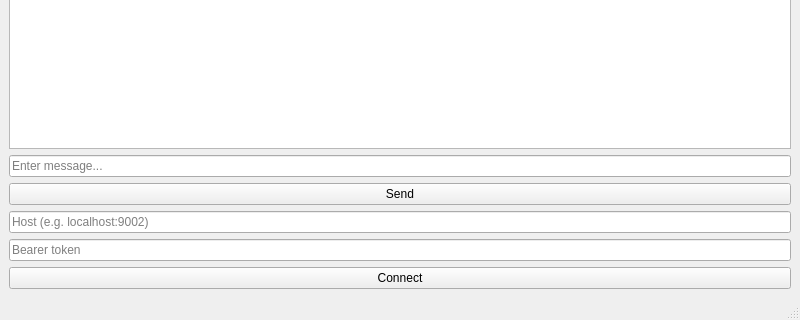
First picture: the form in mainwindow.ui, repository Ybezhishe-Govnokoda/WebSocket_server, before the edit; both pictures show x 0 to 800 and y 280 to 600 of the 800 by 600 pixel window.
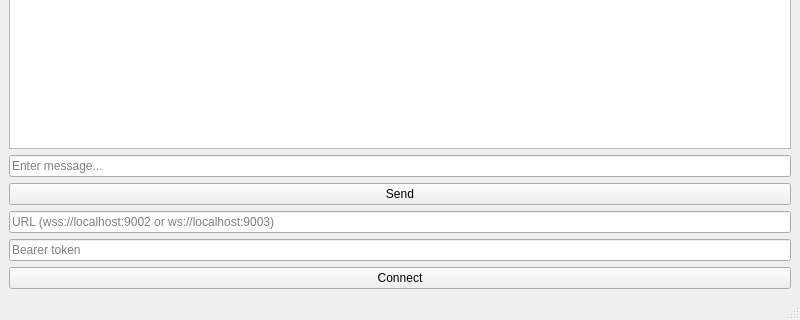
Second picture: the form after the edit.

Commit message: add dynamic forms to gui

Patch:
```diff
--- a/mainwindow.ui
+++ b/mainwindow.ui
@@ -46,7 +46,7 @@
     <item>
      <widget class="QLineEdit" name="hostEdit">
       <property name="placeholderText">
-       <string>Host (e.g. localhost:9002)</string>
+       <string>URL (wss://localhost:9002 or ws://localhost:9003)</string>
       </property>
      </widget>
     </item>
```
Left out of the diff: 26 changed lines with no effect on the pictures. Lines whose indentation alone changed are shown as unchanged. The commit also changes 4 other files.
